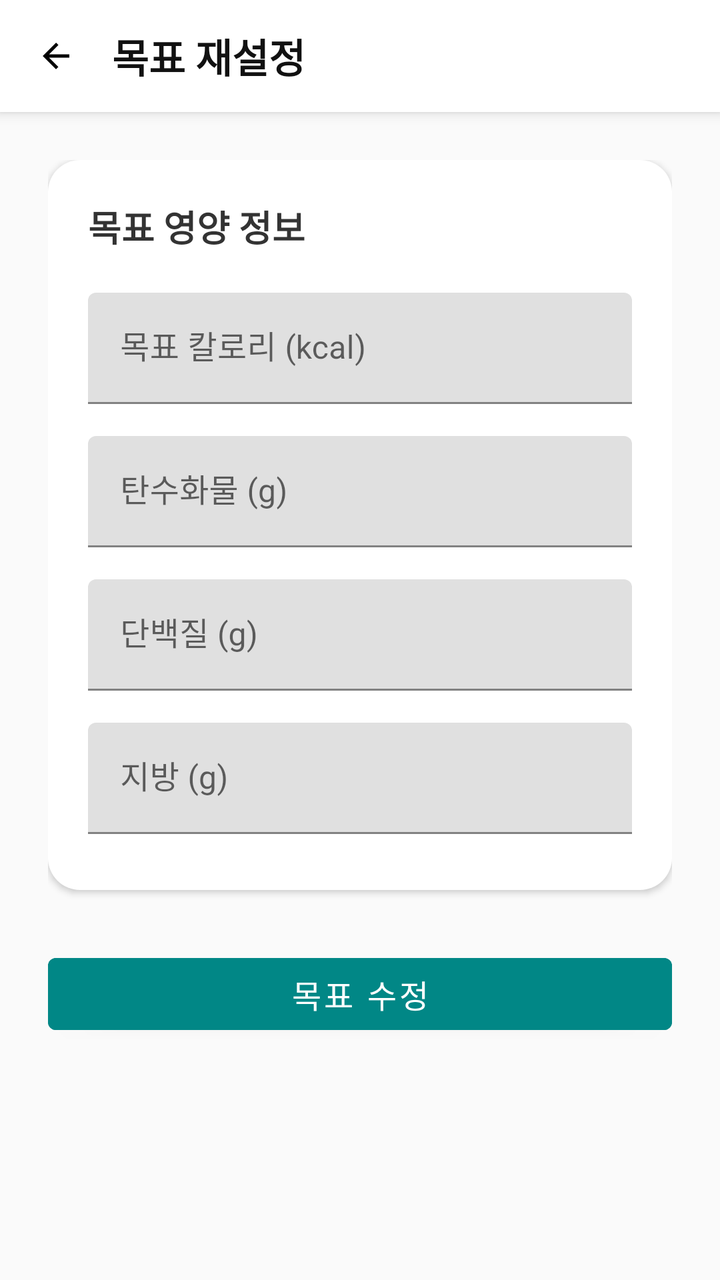
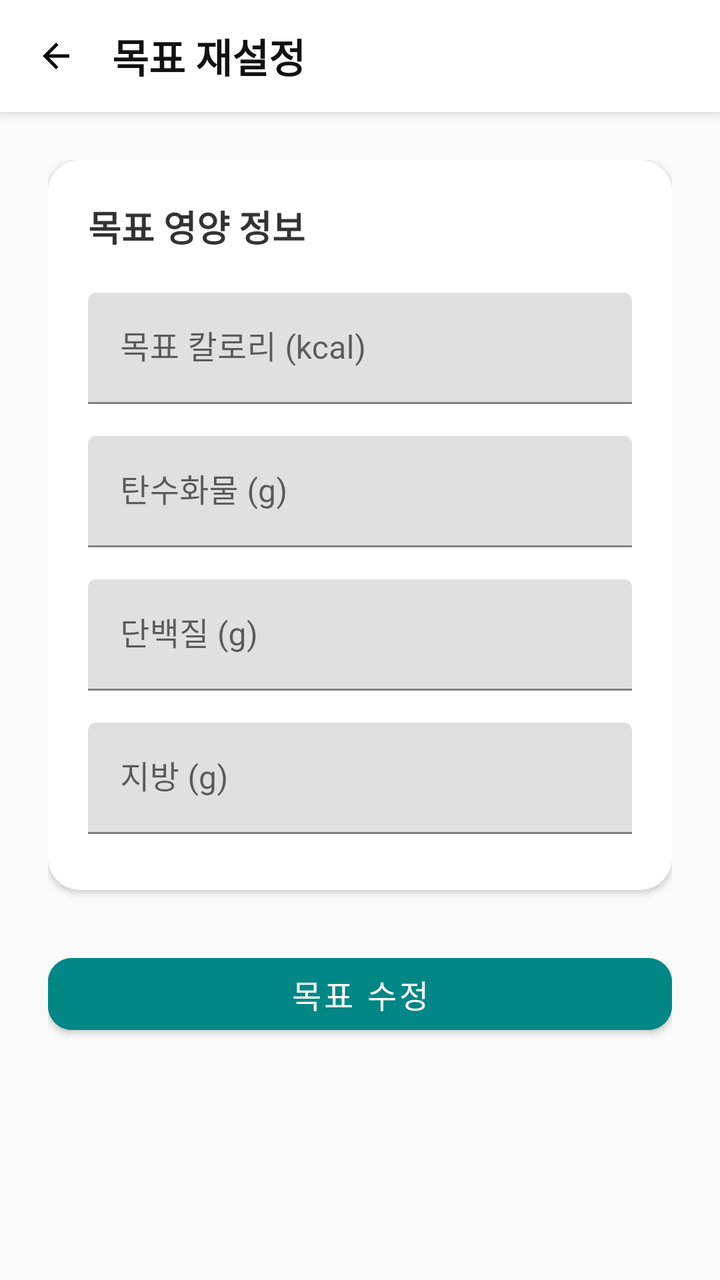

Screens rendered from an Android XML layout before and after an edit, with the pre-edit source and the edit as a unified diff.
<!-- AndroidManifest.xml: application theme Theme.GJGN -->
<!-- res/layout/activity_goal_reset.xml -->
<?xml version="1.0" encoding="utf-8"?>
<LinearLayout xmlns:android="http://schemas.android.com/apk/res/android"
    android:layout_width="match_parent"
    android:layout_height="match_parent"
    android:orientation="vertical"
    android:background="#FAFAFA">

    
    <LinearLayout
        android:layout_width="match_parent"
        android:layout_height="56dp"
        android:orientation="horizontal"
        android:gravity="center_vertical"
        android:paddingStart="12dp"
        android:paddingEnd="12dp"
        android:background="@android:color/white"
        android:elevation="4dp">

        <ImageView
            android:id="@+id/btnBack"
            android:layout_width="32dp"
            android:layout_height="32dp"
            android:src="@drawable/ic_arrow_back"
            android:padding="6dp"
            android:background="?attr/selectableItemBackgroundBorderless" />

        <TextView
            android:text="목표 재설정"
            android:textSize="20sp"
            android:textStyle="bold"
            android:textColor="#111111"
            android:layout_marginStart="12dp"
            android:layout_width="wrap_content"
            android:layout_height="wrap_content" />
    </LinearLayout>

    
    <ScrollView
        android:layout_width="match_parent"
        android:layout_height="match_parent"
        android:fillViewport="true">

        <LinearLayout
            android:layout_width="match_parent"
            android:layout_height="wrap_content"
            android:orientation="vertical"
            android:padding="24dp">

            
            <LinearLayout
                android:layout_width="match_parent"
                android:layout_height="wrap_content"
                android:orientation="vertical"
                android:background="@drawable/bg_card"
                android:padding="20dp"
                android:elevation="2dp">

                <TextView
                    android:text="목표 영양 정보"
                    android:textSize="18sp"
                    android:textStyle="bold"
                    android:textColor="#333333"
                    android:layout_marginBottom="20dp"
                    android:layout_width="wrap_content"
                    android:layout_height="wrap_content"/>

                
                <com.google.android.material.textfield.TextInputLayout
                    android:layout_width="match_parent"
                    android:layout_height="wrap_content"
                    android:hint="목표 칼로리 (kcal)"
                    android:layout_marginBottom="16dp">

                    <com.google.android.material.textfield.TextInputEditText
                        android:id="@+id/goal_cal"
                        android:inputType="number"
                        android:layout_width="match_parent"
                        android:layout_height="wrap_content"/>
                </com.google.android.material.textfield.TextInputLayout>

                
                <com.google.android.material.textfield.TextInputLayout
                    android:layout_width="match_parent"
                    android:layout_height="wrap_content"
                    android:hint="탄수화물 (g)"
                    android:layout_marginBottom="16dp">

                    <com.google.android.material.textfield.TextInputEditText
                        android:id="@+id/goal_carb"
                        android:inputType="number"
                        android:layout_width="match_parent"
                        android:layout_height="wrap_content"/>
                </com.google.android.material.textfield.TextInputLayout>

                
                <com.google.android.material.textfield.TextInputLayout
                    android:layout_width="match_parent"
                    android:layout_height="wrap_content"
                    android:hint="단백질 (g)"
                    android:layout_marginBottom="16dp">

                    <com.google.android.material.textfield.TextInputEditText
                        android:id="@+id/goal_protein"
                        android:inputType="number"
                        android:layout_width="match_parent"
                        android:layout_height="wrap_content"/>
                </com.google.android.material.textfield.TextInputLayout>

                
                <com.google.android.material.textfield.TextInputLayout
                    android:layout_width="match_parent"
                    android:layout_height="wrap_content"
                    android:hint="지방 (g)"
                    android:layout_marginBottom="8dp">

                    <com.google.android.material.textfield.TextInputEditText
                        android:id="@+id/goal_fat"
                        android:inputType="number"
                        android:layout_width="match_parent"
                        android:layout_height="wrap_content"/>
                </com.google.android.material.textfield.TextInputLayout>
            </LinearLayout>

            
            <com.google.android.material.button.MaterialButton
                android:id="@+id/btn_update_goal"
                android:text="목표 수정"
                android:textColor="@android:color/white"
                android:backgroundTint="@color/teal_700"
                android:layout_marginTop="28dp"
                android:layout_width="match_parent"
                android:layout_height="48dp"
                android:textSize="16sp"
                android:cornerRadius="12dp"/>

        </LinearLayout>
    </ScrollView>

</LinearLayout>
<!-- resources referenced by this layout -->
<resources>
  <color name="teal_700">#FF018786</color>
  <!-- drawable bg_card (drawable) -->
  <shape xmlns:android="http://schemas.android.com/apk/res/android">
      <solid android:color="@android:color/white"/>
      <corners android:radius="16dp"/>
  </shape>
  <!-- drawable ic_arrow_back (drawable) -->
  <vector xmlns:android="http://schemas.android.com/apk/res/android"
      android:width="24dp"
      android:height="24dp"
      android:viewportWidth="24"
      android:viewportHeight="24">
  
      <path
          android:fillColor="#000000"
          android:pathData="M20,11H7.83l5.59,-5.59L12,4l-8,8 8,8 1.41,-1.41L7.83,13H20v-2z"/>
  </vector>
  <style name="Theme.GJGN" parent="Theme.MaterialComponents.DayNight.NoActionBar">
          
          <item name="colorPrimary">@color/purple_700</item>
          <item name="colorPrimaryVariant">@color/purple_700</item>
          <item name="colorOnPrimary">@android:color/white</item>
          <item name="colorSecondary">@color/teal_700</item>
          <item name="android:windowMinWidthMajor">320dp</item>
          <item name="android:windowMinWidthMinor">320dp</item>
      </style>
  <color name="purple_700">#FF3700B3</color>
</resources>

<!-- the commit's change to res/layout/activity_goal_reset.xml (unified diff, before → after) -->
@@ -1,5 +1,6 @@
 <?xml version="1.0" encoding="utf-8"?>
 <LinearLayout xmlns:android="http://schemas.android.com/apk/res/android"
+    xmlns:app="http://schemas.android.com/apk/res-auto"
     android:layout_width="match_parent"
     android:layout_height="match_parent"
     android:orientation="vertical"
@@ -131,7 +132,7 @@
                 android:layout_width="match_parent"
                 android:layout_height="48dp"
                 android:textSize="16sp"
-                android:cornerRadius="12dp"/>
+                app:cornerRadius="12dp"/>
 
         </LinearLayout>
     </ScrollView>
